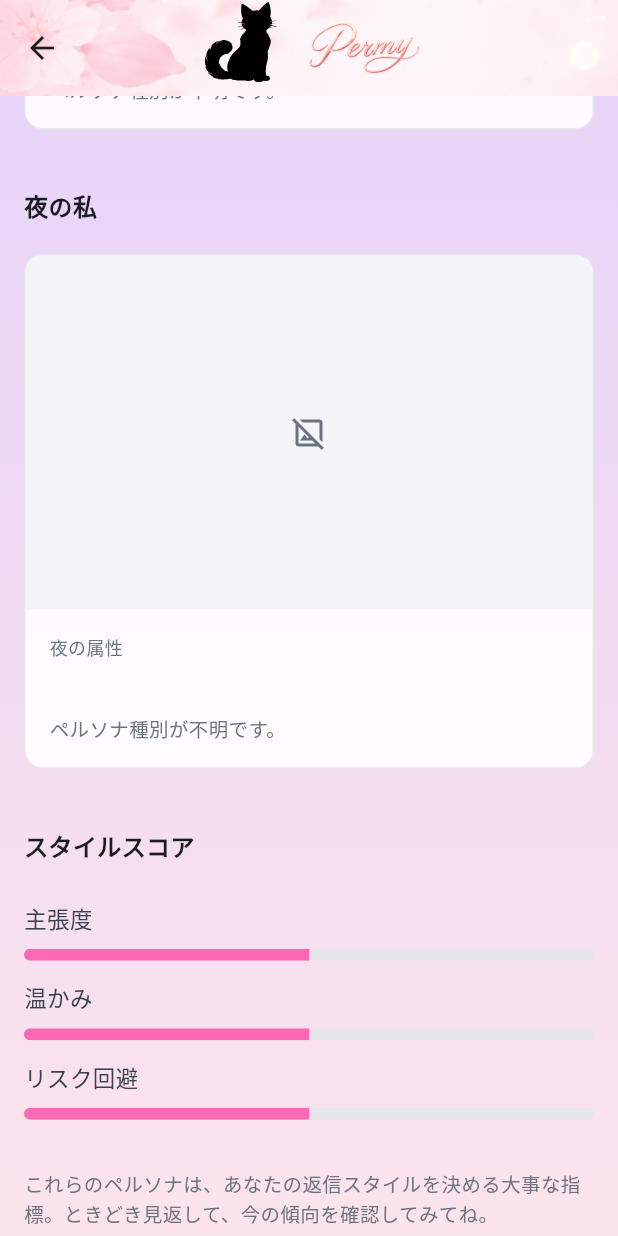
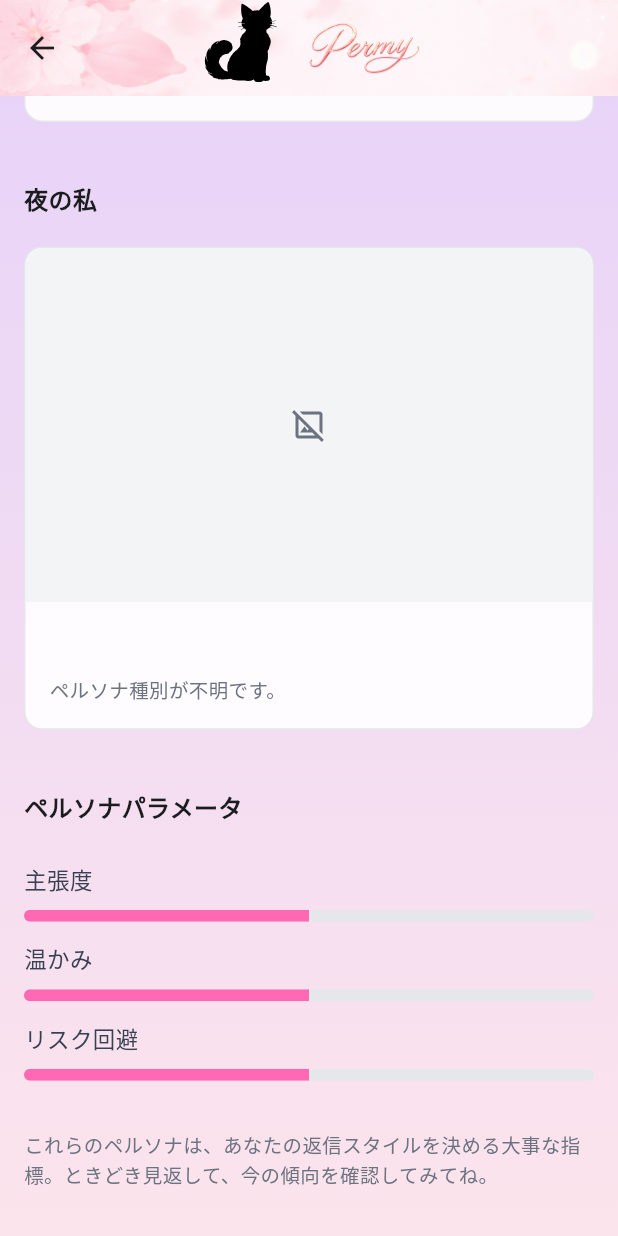
Before and after one commit to undefined-0825/permy, a Flutter app: the PersonaDiagnosisResultScreen screen opened directly with empty values, scrolled down 428 dp, on a phone screen of 412 x 824 dp. Run offline on Flutter 3.47's test engine with Material 3 defaults, Android fonts, the phone set to English and light mode, and no system bars; our stand-ins replace flutter_secure_storage, flutter_svg, google_fonts, in_app_purchase, package_info_plus, share_plus and 1 more; missing offline and left inert: receive_sharing_intent; accounts and stored records are empty; network calls fail; statements that could not run were skipped.

```diff
--- a/frontend/lib/src/presentation/persona_diagnosis_result_screen.dart
+++ b/frontend/lib/src/presentation/persona_diagnosis_result_screen.dart
@@ -36,12 +36,12 @@ class PersonaDiagnosisResultScreen extends StatelessWidget {
           child: Column(
             crossAxisAlignment: CrossAxisAlignment.start,
             children: [
+              const SizedBox(height: AppSpacing.md),
               const Text('あなたのペルソナ', style: AppTextStyles.primaryTitle),
               const SizedBox(height: AppSpacing.md),
               const AppSectionHeader(title: '普段の自分'),
               const SizedBox(height: AppSpacing.inputVertical),
               _PersonaTypeCard(
-                label: '普段の属性',
                 typeName: getTrueSelfTypeName(trueType),
                 imagePath: getTrueSelfTypeImagePath(trueType),
                 description: _getTrueTypeDescription(trueType),
@@ -50,13 +50,12 @@ class PersonaDiagnosisResultScreen extends StatelessWidget {
               const AppSectionHeader(title: '夜の私'),
               const SizedBox(height: AppSpacing.inputVertical),
               _PersonaTypeCard(
-                label: '夜の属性',
                 typeName: getNightSelfTypeName(nightType),
                 imagePath: getNightSelfTypeImagePath(nightType),
                 description: _getNightTypeDescription(nightType),
               ),
               const SizedBox(height: AppSpacing.xl),
-              const AppSectionHeader(title: 'スタイルスコア'),
+              const AppSectionHeader(title: 'ペルソナパラメータ'),
               const SizedBox(height: AppSpacing.md),
               _StyleScoreRow(label: '主張度', score: assertiveness),
               const SizedBox(height: AppSpacing.inputVertical),
@@ -114,13 +113,11 @@ class PersonaDiagnosisResultScreen extends StatelessWidget {
 
 class _PersonaTypeCard extends StatelessWidget {
   const _PersonaTypeCard({
-    required this.label,
     required this.typeName,
     required this.description,
     this.imagePath,
   });
 
-  final String label;
   final String typeName;
   final String description;
   final String? imagePath;
@@ -172,8 +169,6 @@ class _PersonaTypeCard extends StatelessWidget {
             child: Column(
               crossAxisAlignment: CrossAxisAlignment.start,
               children: [
-                Text(label, style: AppTextStyles.small),
-                const SizedBox(height: AppSpacing.xs),
                 Text(
                   typeName,
                   style: AppTextStyles.primaryTitle.copyWith(
```
Also changed, not shown: frontend/lib/src/presentation/settings_screen.dart (+36 -56 lines), 2 other files.
